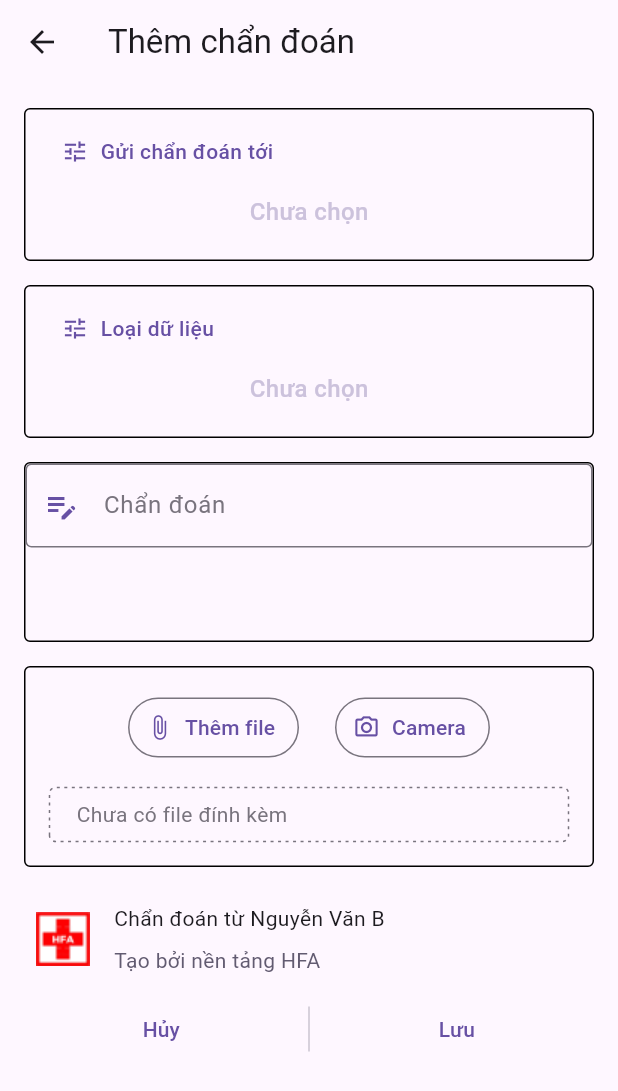
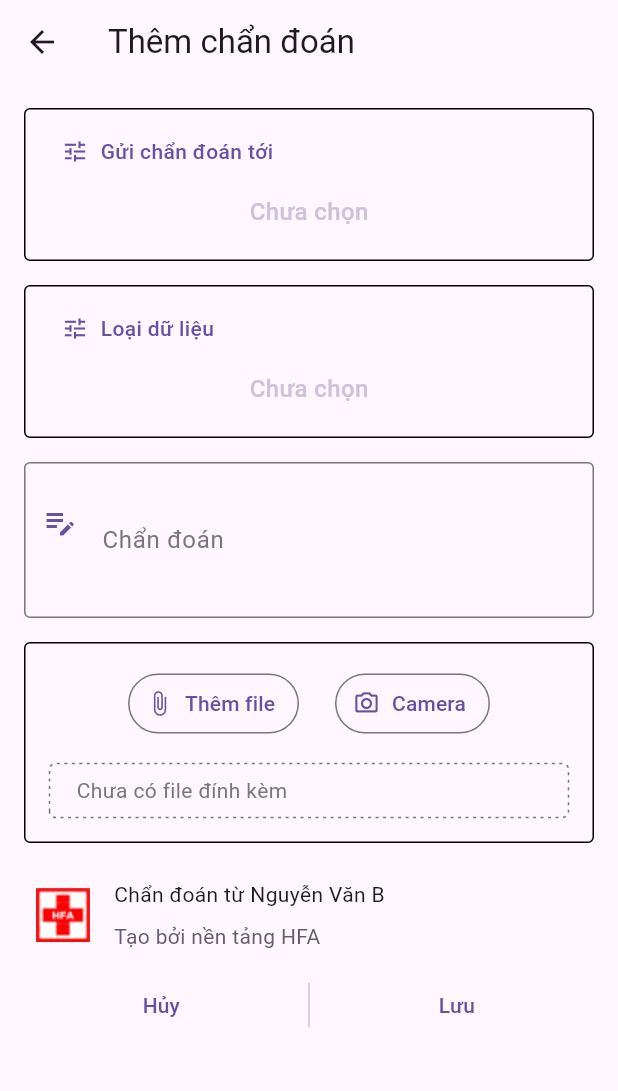
Before and after one commit to trvtinh/hfa, a Flutter app: the AddView screen opened directly, on a phone screen of 412 x 824 dp. Shown: the top 1091 px of the screen. Run offline on Flutter 3.47's test engine with Material 3 defaults, Android fonts, the phone set to English and light mode, and no system bars; drawn by our look-alikes of dotted_border; our stand-ins replace cached_network_image, cloud_firestore, firebase_auth, firebase_core, firebase_messaging, firebase_storage and 13 more; missing offline and left inert: dart:ffi, firebase_app_check, flutter_file_dialog; accounts and stored records are empty.

Commit message:
code diagnostic

```diff
--- a/mobile/lib/pages/diagnostic_add/controller.dart
+++ b/mobile/lib/pages/diagnostic_add/controller.dart
@@ -40,7 +40,7 @@ class DiagnosticAddController extends GetxController {
           title: Item.getTitle(ind[index]),
           value: Item.getUnit(ind[index]),
           unit: Item.getUnit(ind[index]),
-          pos: ind[index],
+          pos: index,
         );
       });
 
--- a/mobile/lib/pages/diagnostic_add/widget/data_box.dart
+++ b/mobile/lib/pages/diagnostic_add/widget/data_box.dart
@@ -55,9 +55,9 @@ class _DataBoxState extends State<DataBox> {
           ischeck.value = !ischeck.value;
           tapped[widget.pos].value = !tapped[widget.pos].value;
           if (ischeck.value == true) {
-            view.add(widget.pos);
+            view.add(ind[widget.pos]);
           } else {
-            view.remove(widget.pos);
+            view.remove(ind[widget.pos]);
           }
         },
         child: Column(
--- a/mobile/lib/pages/diagnostic_add/widget/diagnostic_text.dart
+++ b/mobile/lib/pages/diagnostic_add/widget/diagnostic_text.dart
@@ -9,35 +9,31 @@ class DiagnosticText extends StatefulWidget {
 
 class DiagnosticTextState extends State<DiagnosticText> {
   Widget build(BuildContext context) {
-    return Container(
-      height: 120,
-      decoration: BoxDecoration(
-        borderRadius: BorderRadius.circular(4),
-        border: Border.all(
-          width: 1,
-        ),
-      ),
-      child: TextField(
+    return TextField(
       // minLines: 3,
-        maxLines: null,
+      maxLines: 3,
       decoration: InputDecoration(
         labelText: 'Chẩn đoán',
         labelStyle: TextStyle(
           color: Theme.of(context).colorScheme.outline,
           fontSize: 16,
         ),
-          hintText: 'Chẩn đoán ....',
+        hintText: 'Chẩn đoán',
         hintStyle: TextStyle(
           color: Theme.of(context).colorScheme.outline,
           fontSize: 16,
         ),
         border: OutlineInputBorder(),
-          prefixIcon: Icon(
+        prefixIcon: Column(
+          mainAxisAlignment: MainAxisAlignment.start,
+          children: [
+            Icon(
               Icons.edit_note,
               color: Theme.of(context).colorScheme.primary,
             ),
+          ],
+        ),
         // contentPadding: EdgeInsets.fromLTRB(0, 0, 0, 100),
-        ),
       ),
     );
   }
```
Also changed, not shown: mobile/lib/pages/diagnostic/page/important_view.dart (+14 -22 lines), mobile/lib/pages/diagnostic/page/unread_view.dart (+16 -24 lines), mobile/lib/pages/diagnostic_add/widget/type_of_data.dart (+9 -3 lines), mobile/lib/pages/diagnostic_detail/view.dart (+10 -8 lines). Lines whose indentation alone changed are shown as unchanged.
